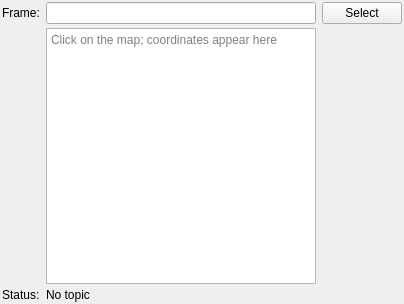
Above: mapviz_plugins/ui/coordinate_picker_config.ui from swri-robotics/mapviz before the change. Below: the same form after it.
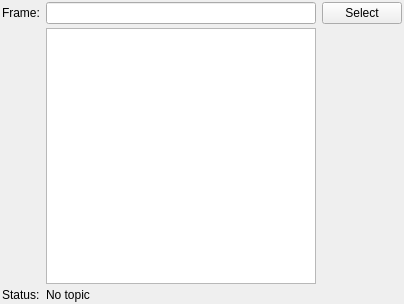
That is the form after the change.

Commit message: Remove placeholder text for Qt4

What changed in the file:
```diff
--- a/mapviz_plugins/ui/coordinate_picker_config.ui
+++ b/mapviz_plugins/ui/coordinate_picker_config.ui
@@ -89,9 +89,6 @@
      <property name="textInteractionFlags">
       <set>Qt::TextSelectableByKeyboard|Qt::TextSelectableByMouse</set>
      </property>
-     <property name="placeholderText">
-      <string>Click on the map; coordinates appear here</string>
-     </property>
     </widget>
    </item>
   </layout>
```
